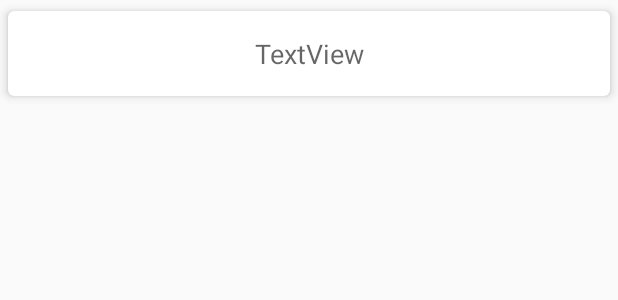
After one commit to OlalKeith/Note-Keeper, an Android app: the layout item_course_list.xml on its own in the app's theme, with its tools: preview values and no code run, on a phone screen of 412 x 824 dp. The commit adds this screen. Shown: the top 300 px of the screen. Run offline under Robolectric (Android 15) with nearby library versions, the phone set to English and light mode, and no system bars.

Commit message:
Implement courses navigation option

```diff
--- /dev/null
+++ b/app/src/main/res/layout/item_course_list.xml
@@ -0,0 +1,34 @@
+<?xml version="1.0" encoding="utf-8"?>
+<FrameLayout xmlns:android="http://schemas.android.com/apk/res/android"
+    xmlns:app="http://schemas.android.com/apk/res-auto"
+    xmlns:tools="http://schemas.android.com/tools"
+    android:layout_width="match_parent"
+    android:layout_height="wrap_content">
+
+    <android.support.v7.widget.CardView
+        android:id="@+id/card_view"
+        android:layout_width="match_parent"
+        android:layout_height="wrap_content"
+        app:cardCornerRadius="4dp"
+        app:cardElevation="4dp"
+        app:cardUseCompatPadding="true"
+        app:contentPadding="16dp" >
+
+        <android.support.constraint.ConstraintLayout
+            android:layout_width="match_parent"
+            android:layout_height="wrap_content">
+
+            <TextView
+                android:id="@+id/text_course"
+                android:layout_width="0dp"
+                android:layout_height="wrap_content"
+                android:text="TextView"
+                android:textAlignment="center"
+                android:textAppearance="@android:style/TextAppearance.Material.Medium"
+                app:layout_constraintLeft_toLeftOf="parent"
+                app:layout_constraintRight_toRightOf="parent"
+                app:layout_constraintTop_toTopOf="parent" />
+
+        </android.support.constraint.ConstraintLayout>
+    </android.support.v7.widget.CardView>
+</FrameLayout>
```
Also changed, not shown: app/src/main/java/io/owuor91/simplenotekeeper/CourseRecyclerAdapter.java (added, +67 -0 lines), app/src/main/java/io/owuor91/simplenotekeeper/MainActivity.java (+22 -2 lines).
